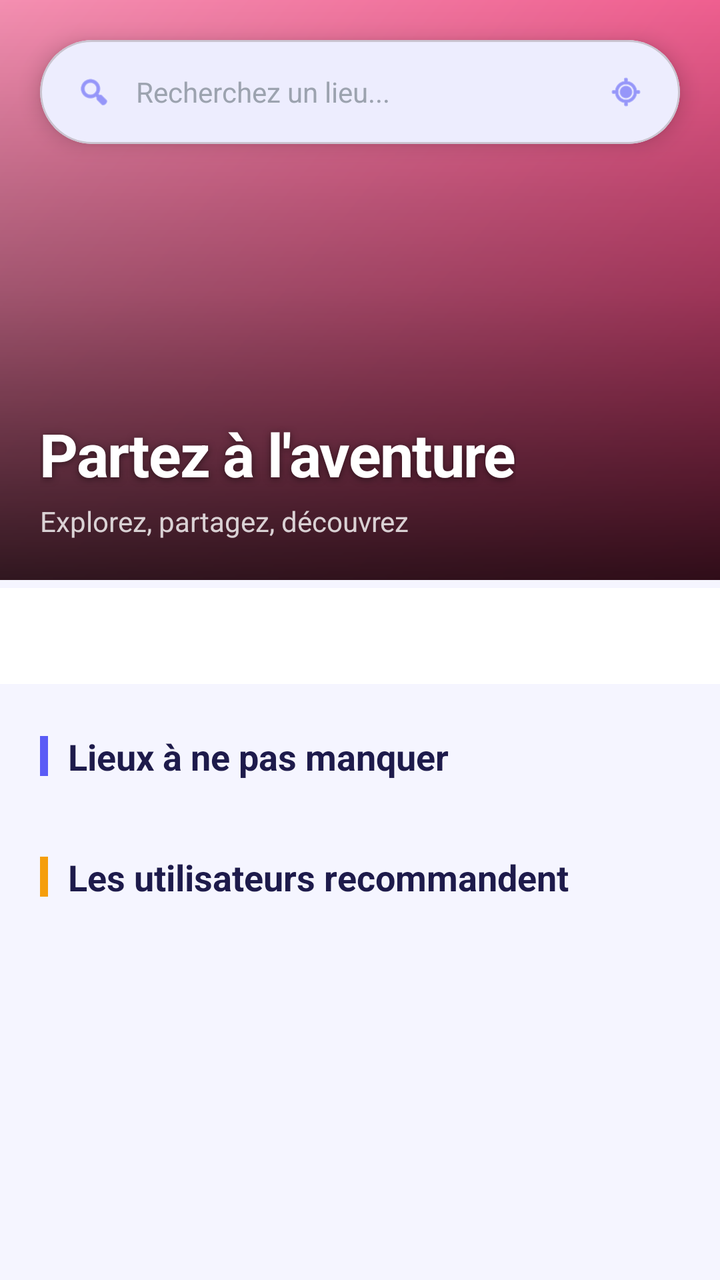
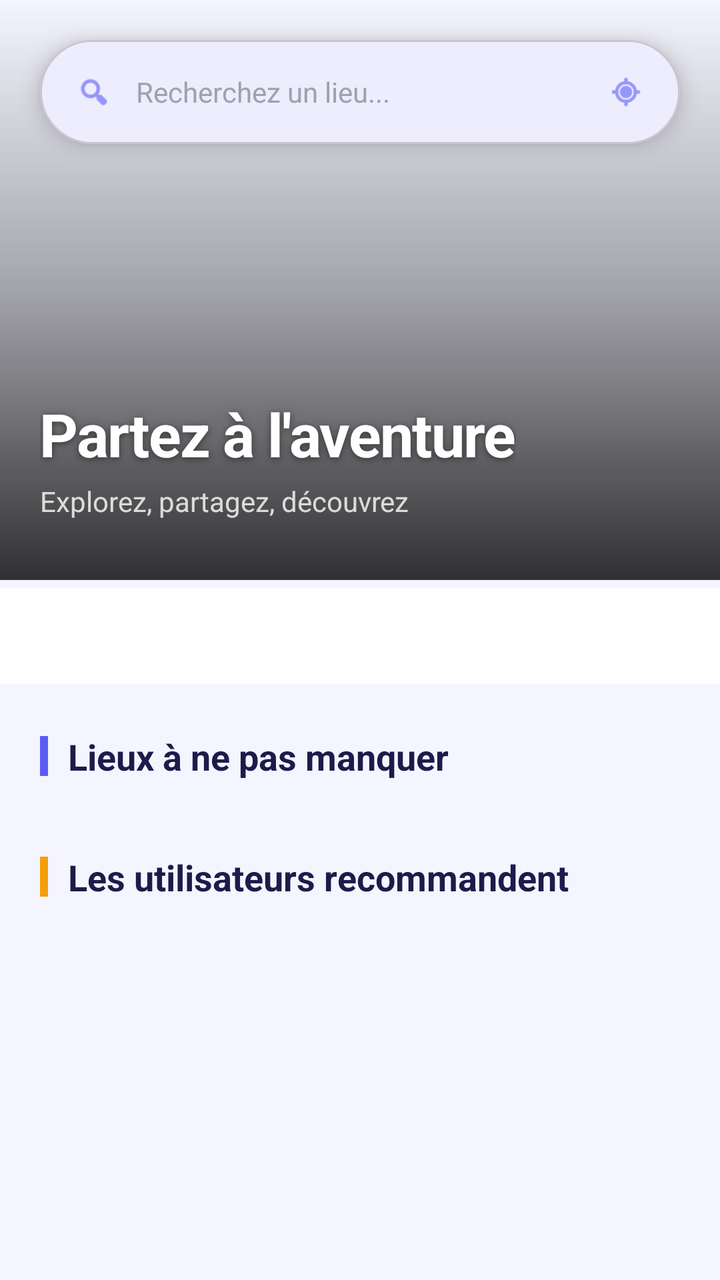

Before-and-after screenshots of an Android layout around one commit, followed by the original layout XML and the change that was made.
<!-- AndroidManifest.xml: application theme Theme.Traveling -->
<!-- res/layout/fragment_explore.xml -->
<?xml version="1.0" encoding="utf-8"?>
<androidx.core.widget.NestedScrollView xmlns:android="http://schemas.android.com/apk/res/android"
    xmlns:app="http://schemas.android.com/apk/res-auto"
    android:layout_width="match_parent"
    android:layout_height="match_parent"
    android:background="@color/colorBackground"
    android:fillViewport="true">

    <LinearLayout
        android:layout_width="match_parent"
        android:layout_height="wrap_content"
        android:orientation="vertical"
        android:paddingBottom="24dp">

        
        <FrameLayout
            android:layout_width="match_parent"
            android:layout_height="290dp">

            <ImageView
                android:id="@+id/hero_image"
                android:layout_width="match_parent"
                android:layout_height="match_parent"
                android:scaleType="centerCrop"
                android:src="@drawable/sample_photo_3"
                android:contentDescription="@null" />

            
            <View
                android:layout_width="match_parent"
                android:layout_height="match_parent"
                android:background="@drawable/bg_hero_gradient" />

            
            <com.google.android.material.card.MaterialCardView
                android:id="@+id/search_bar_card"
                android:layout_width="match_parent"
                android:layout_height="52dp"
                android:layout_marginHorizontal="20dp"
                android:layout_marginTop="20dp"
                app:cardCornerRadius="26dp"
                app:cardElevation="6dp"
                app:cardBackgroundColor="@color/colorSurface"
                android:clickable="true"
                android:focusable="true">

                <LinearLayout
                    android:layout_width="match_parent"
                    android:layout_height="match_parent"
                    android:orientation="horizontal"
                    android:gravity="center_vertical"
                    android:paddingHorizontal="18dp">

                    <ImageView
                        android:layout_width="18dp"
                        android:layout_height="18dp"
                        android:src="@android:drawable/ic_menu_search"
                        app:tint="@color/colorPrimary"
                        android:contentDescription="@null" />

                    <TextView
                        android:layout_width="0dp"
                        android:layout_height="wrap_content"
                        android:layout_weight="1"
                        android:layout_marginStart="12dp"
                        android:text="Recherchez un lieu..."
                        android:textColor="@color/colorTextHint"
                        android:textSize="14sp" />

                    <ImageView
                        android:layout_width="18dp"
                        android:layout_height="18dp"
                        android:src="@android:drawable/ic_menu_mylocation"
                        app:tint="@color/colorPrimary"
                        android:contentDescription="@null" />
                </LinearLayout>
            </com.google.android.material.card.MaterialCardView>

            
            <LinearLayout
                android:layout_width="wrap_content"
                android:layout_height="wrap_content"
                android:layout_gravity="bottom|start"
                android:orientation="vertical"
                android:padding="20dp">

                <TextView
                    android:layout_width="wrap_content"
                    android:layout_height="wrap_content"
                    android:text="Partez à l'aventure"
                    android:textColor="@android:color/white"
                    android:textSize="30sp"
                    android:textStyle="bold"
                    android:letterSpacing="-0.02"
                    android:shadowColor="#80000000"
                    android:shadowDx="0"
                    android:shadowDy="2"
                    android:shadowRadius="8" />

                <TextView
                    android:layout_width="wrap_content"
                    android:layout_height="wrap_content"
                    android:layout_marginTop="4dp"
                    android:text="Explorez, partagez, découvrez"
                    android:textColor="#CCFFFFFF"
                    android:textSize="14sp" />

            </LinearLayout>
        </FrameLayout>

        
        <com.google.android.material.tabs.TabLayout
            android:id="@+id/tab_layout_explore"
            android:layout_width="match_parent"
            android:layout_height="wrap_content"
            android:layout_marginTop="4dp"
            android:background="@color/colorSurface"
            app:tabMode="fixed"
            app:tabGravity="fill"
            app:tabIndicatorColor="@color/colorPrimary"
            app:tabIndicatorHeight="3dp"
            app:tabSelectedTextColor="@color/colorPrimary" />

        
        <LinearLayout
            android:layout_width="match_parent"
            android:layout_height="wrap_content"
            android:orientation="horizontal"
            android:gravity="center_vertical"
            android:layout_marginStart="20dp"
            android:layout_marginEnd="20dp"
            android:layout_marginTop="24dp"
            android:layout_marginBottom="12dp">

            <View
                android:layout_width="4dp"
                android:layout_height="20dp"
                android:background="@color/colorPrimary"
                android:layout_marginEnd="10dp" />

            <TextView
                android:layout_width="0dp"
                android:layout_height="wrap_content"
                android:layout_weight="1"
                android:text="Lieux à ne pas manquer"
                android:textColor="@color/colorTextPrimary"
                android:textSize="18sp"
                android:textStyle="bold" />

        </LinearLayout>

        <androidx.recyclerview.widget.RecyclerView
            android:id="@+id/recycler_photos"
            android:layout_width="match_parent"
            android:layout_height="wrap_content"
            android:clipToPadding="false"
            android:paddingStart="16dp"
            android:paddingEnd="4dp" />

        
        <LinearLayout
            android:layout_width="match_parent"
            android:layout_height="wrap_content"
            android:orientation="horizontal"
            android:gravity="center_vertical"
            android:layout_marginStart="20dp"
            android:layout_marginEnd="20dp"
            android:layout_marginTop="24dp"
            android:layout_marginBottom="12dp">

            <View
                android:layout_width="4dp"
                android:layout_height="20dp"
                android:background="@color/colorAccent"
                android:layout_marginEnd="10dp" />

            <TextView
                android:layout_width="0dp"
                android:layout_height="wrap_content"
                android:layout_weight="1"
                android:text="Les utilisateurs recommandent"
                android:textColor="@color/colorTextPrimary"
                android:textSize="18sp"
                android:textStyle="bold" />

        </LinearLayout>

        <androidx.recyclerview.widget.RecyclerView
            android:id="@+id/recycler_paths"
            android:layout_width="match_parent"
            android:layout_height="wrap_content"
            android:clipToPadding="false"
            android:paddingStart="16dp"
            android:paddingEnd="4dp" />

    </LinearLayout>
</androidx.core.widget.NestedScrollView>
<!-- resources referenced by this layout -->
<resources>
  <color name="colorAccent">#FFF59E0B</color>
  <color name="colorBackground">#FFF5F5FF</color>
  <color name="colorPrimary">#FF5B5CF6</color>
  <color name="colorSurface">#FFFFFFFF</color>
  <color name="colorTextHint">#FF9CA3AF</color>
  <color name="colorTextPrimary">#FF1E1B4B</color>
  <!-- drawable bg_hero_gradient (drawable) -->
  <?xml version="1.0" encoding="utf-8"?>
  <shape xmlns:android="http://schemas.android.com/apk/res/android">
      <gradient
          android:type="linear"
          android:angle="270"
          android:startColor="#00000000"
          android:centerColor="#55000000"
          android:endColor="#CC000000" />
  </shape>
  <!-- drawable sample_photo_3 (drawable) -->
  <?xml version="1.0" encoding="utf-8"?>
  <shape xmlns:android="http://schemas.android.com/apk/res/android">
      <gradient android:startColor="#EC407A" android:endColor="#F48FB1" android:angle="135" />
  </shape>
  <style name="Theme.Traveling" parent="Base.Theme.Traveling" />
  <style name="Base.Theme.Traveling" parent="Theme.Material3.DayNight.NoActionBar">
          <item name="colorPrimary">@color/colorPrimary</item>
          <item name="colorOnPrimary">@color/white</item>
          <item name="colorPrimaryContainer">@color/colorPrimaryLight</item>
          <item name="colorOnPrimaryContainer">@color/colorPrimaryDark</item>
          <item name="android:colorBackground">@color/colorBackground</item>
          <item name="colorSurface">@color/colorSurface</item>
          <item name="colorOnSurface">@color/colorTextPrimary</item>
          <item name="colorError">@color/colorError</item>
          <item name="android:statusBarColor">@color/colorPrimaryDark</item>
          <item name="android:navigationBarColor">@color/colorSurface</item>
      </style>
  <color name="white">#FFFFFFFF</color>
  <color name="colorPrimaryLight">#FFEEF2FF</color>
  <color name="colorPrimaryDark">#FF4338CA</color>
  <color name="colorError">#FFEF4444</color>
</resources>

<!-- the commit's change to res/layout/fragment_explore.xml (unified diff, before → after) -->
@@ -17,13 +17,10 @@
             android:layout_width="match_parent"
             android:layout_height="290dp">
 
-            <ImageView
-                android:id="@+id/hero_image"
+            <androidx.viewpager2.widget.ViewPager2
+                android:id="@+id/hero_view_pager"
                 android:layout_width="match_parent"
-                android:layout_height="match_parent"
-                android:scaleType="centerCrop"
-                android:src="@drawable/sample_photo_3"
-                android:contentDescription="@null" />
+                android:layout_height="match_parent" />
 
             
             <View
@@ -105,6 +102,14 @@
                     android:textColor="#CCFFFFFF"
                     android:textSize="14sp" />
 
+                <LinearLayout
+                    android:id="@+id/hero_dots_container"
+                    android:layout_width="wrap_content"
+                    android:layout_height="wrap_content"
+                    android:orientation="horizontal"
+                    android:layout_marginTop="10dp"
+                    android:gravity="center_vertical" />
+
             </LinearLayout>
         </FrameLayout>
 
<!-- resource entries referenced after the edit -->
@@ -15,11 +15,6 @@
           android:startColor="#00000000"
           android:centerColor="#55000000"
           android:endColor="#CC000000" />
-  </shape>
-  <!-- drawable sample_photo_3 (drawable) -->
-  <?xml version="1.0" encoding="utf-8"?>
-  <shape xmlns:android="http://schemas.android.com/apk/res/android">
-      <gradient android:startColor="#EC407A" android:endColor="#F48FB1" android:angle="135" />
   </shape>
   <style name="Theme.Traveling" parent="Base.Theme.Traveling" />
   <style name="Base.Theme.Traveling" parent="Theme.Material3.DayNight.NoActionBar">
